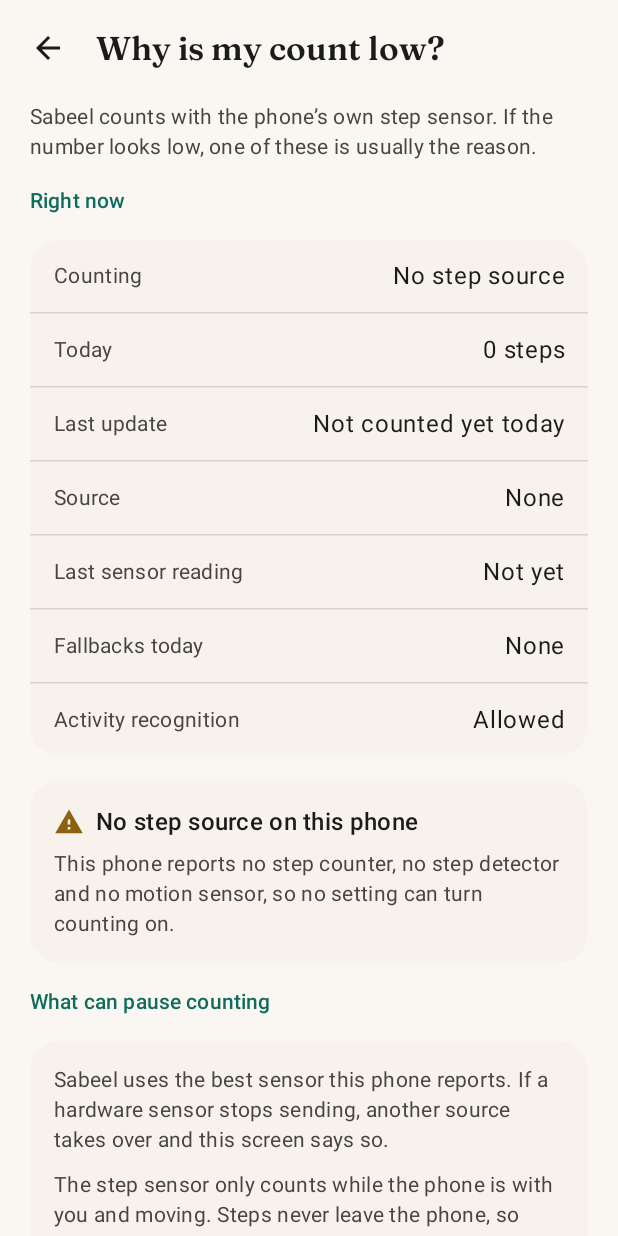
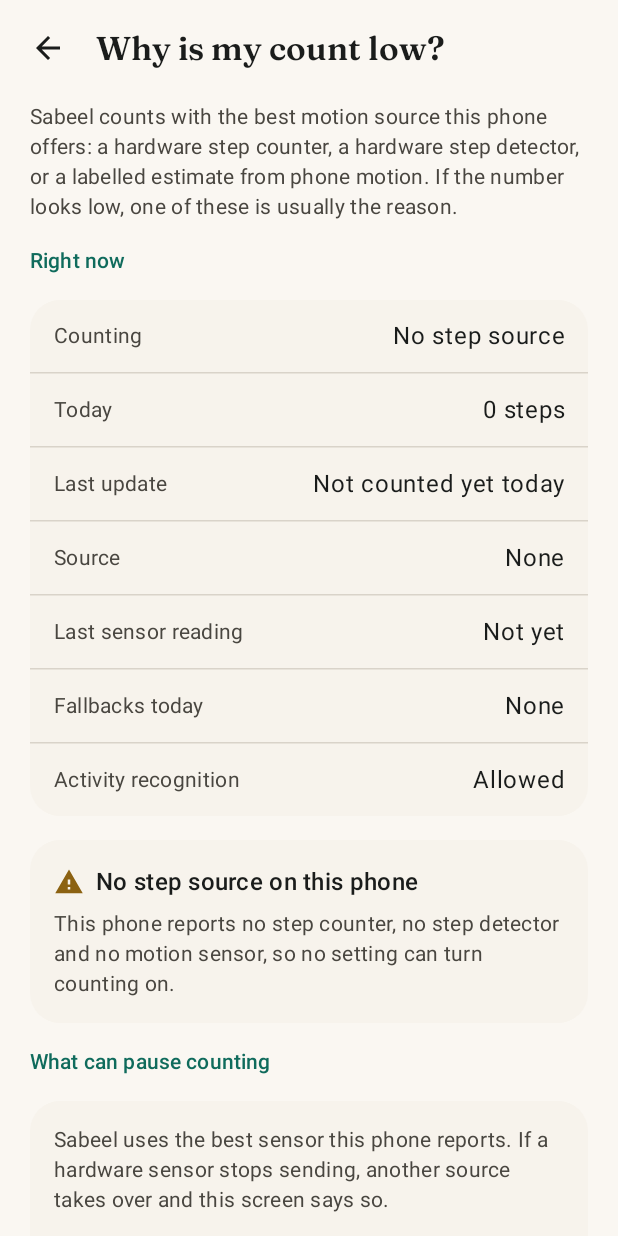
Before and after one commit to ahmadmhmdsy/sabeel-steps, an Android app built with Jetpack Compose: the DiagnosticsScreen screen opened through its navigation route, on a phone screen of 412 x 824 dp. Run offline under Robolectric (Android 15) with nearby library versions, the phone set to English and light mode, and no system bars; our stand-ins replace Room's generated code.

Commit message:
fix(i18n): make diagnostics copy describe the source ladder honestly
The intro and sensor note still said Sabeel counts with the phone's step sensor. They now name the measured-first ladder and the labelled estimate, in English and Arabic.

```diff
--- a/app/src/main/res/values/strings.xml
+++ b/app/src/main/res/values/strings.xml
@@ -265,7 +265,7 @@
 
     <!-- Diagnostics -->
     <string name="diagnostics_title">Why is my count low?</string>
-    <string name="diagnostics_intro">Sabeel counts with the phone’s own step sensor. If the number looks low, one of these is usually the reason.</string>
+    <string name="diagnostics_intro">Sabeel counts with the best motion source this phone offers: a hardware step counter, a hardware step detector, or a labelled estimate from phone motion. If the number looks low, one of these is usually the reason.</string>
     <string name="diagnostics_now_title">Right now</string>
     <string name="diagnostics_status_label">Counting</string>
     <string name="diagnostics_status_counting">Counting on this phone</string>
@@ -292,7 +292,7 @@
     <string name="diagnostics_permission_label">Activity recognition</string>
     <string name="diagnostics_permission_granted">Allowed</string>
     <string name="diagnostics_permission_missing">Not allowed</string>
-    <string name="diagnostics_permission_body">Without this permission Sabeel cannot read the step sensor at all. Allow it, then open Sabeel again.</string>
+    <string name="diagnostics_permission_body">Without this permission Sabeel cannot read the step counter or step detector at all. Allow it, then open Sabeel again.</string>
     <string name="diagnostics_open_settings">Open app settings</string>
     <string name="diagnostics_battery_button">Open battery settings</string>
     <string name="diagnostics_oem_title">On this phone (%1$s)</string>
@@ -305,7 +305,7 @@
     <string name="diagnostics_oem_vivo">Open Settings › Battery › Background power consumption management, find Sabeel and allow background power usage. Also allow auto-start in iManager.</string>
     <string name="diagnostics_oem_generic">Open Settings › Apps › Sabeel › Battery and choose Unrestricted. If your phone has an autostart or startup manager, allow Sabeel there too.</string>
     <string name="diagnostics_body_title">What can pause counting</string>
-    <string name="diagnostics_body_sensor">The step sensor only counts while the phone is with you and moving. Steps never leave the phone, so nothing can recover steps that were not counted.</string>
+    <string name="diagnostics_body_sensor">A measured step sensor only counts while the phone is with you and moving; the estimate reads phone motion and is always marked as estimated. Steps never leave the phone, so nothing can recover steps that were not counted.</string>
     <string name="diagnostics_body_service">Sabeel keeps a small foreground service running. Android or the phone maker can still stop it. Sabeel reconnects when you open the app and after your phone restarts, and it never invents a total to fill a gap.</string>
     <string name="diagnostics_body_battery">Battery saver, a forced stop, or a restart can interrupt counting until Sabeel runs again.</string>
     <string name="diagnostics_body_rest">A rest day never changes the counted steps; only the streak pauses.</string>
```
Also changed, not shown: 1 other file.
